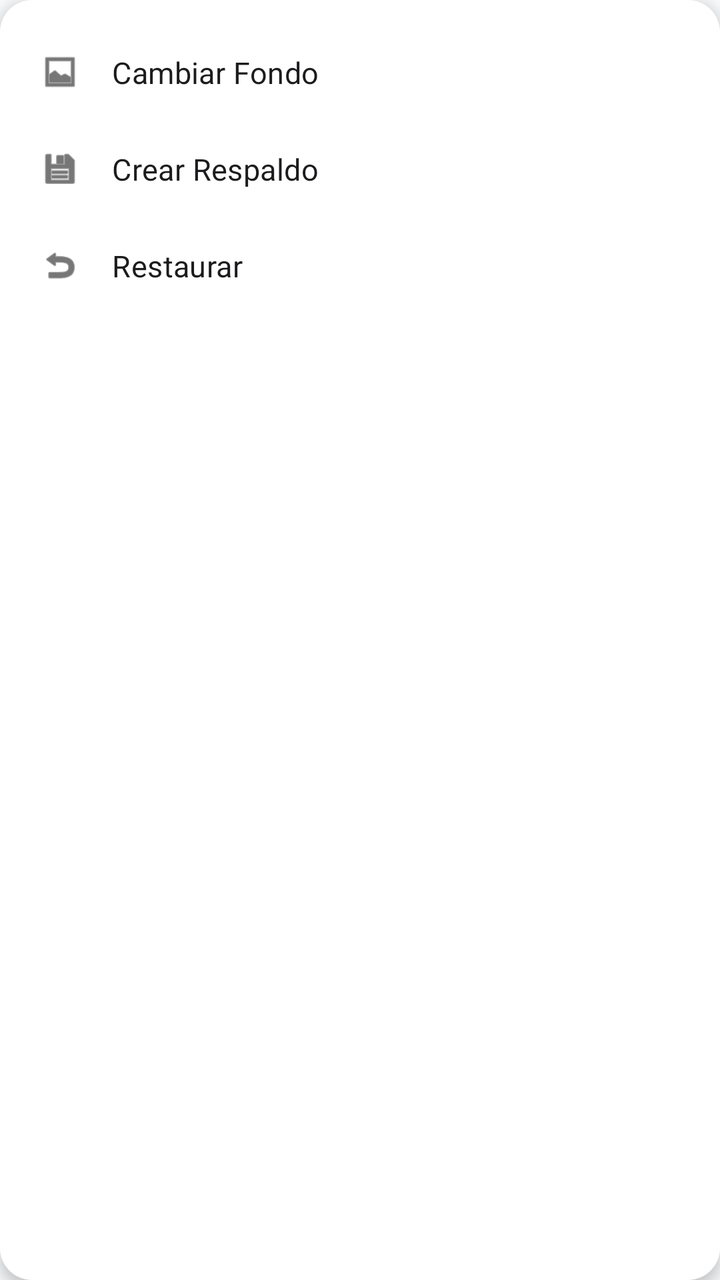
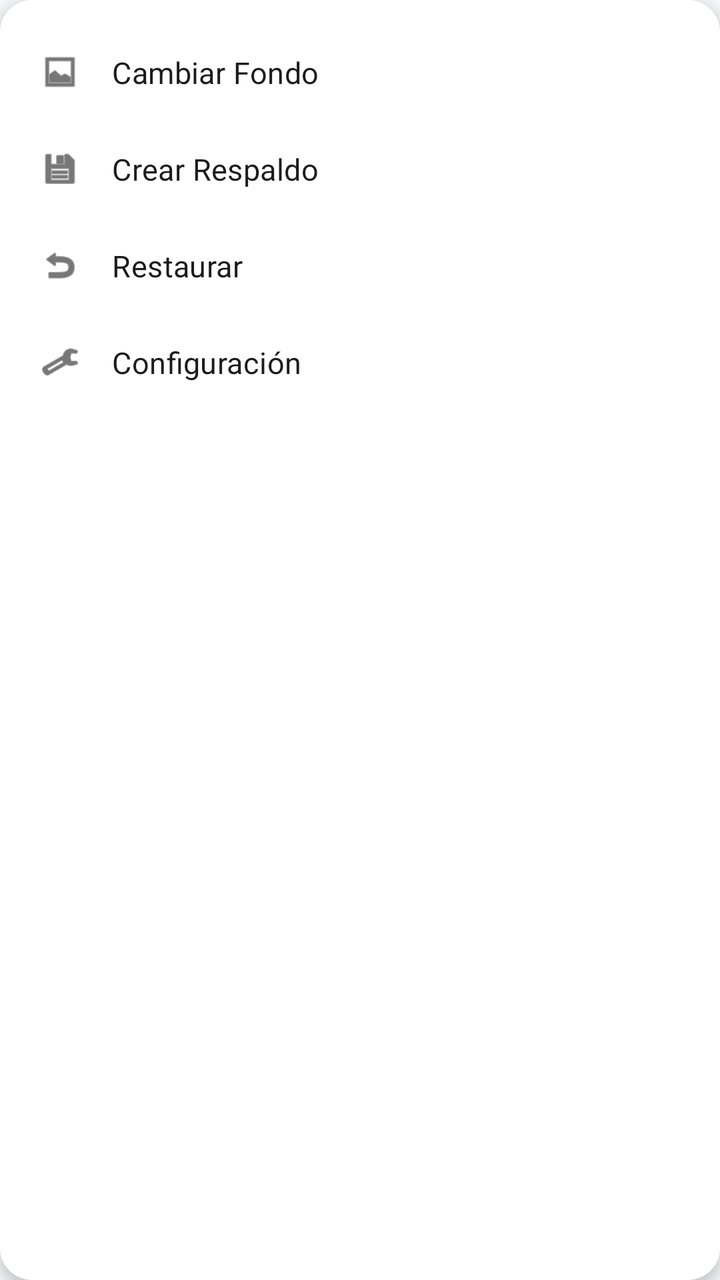

Two renders of the same Android screen: before a commit and after it. Below are the layout's source before the change and the commit's diff.
<!-- AndroidManifest.xml: application theme Theme.MyNotes -->
<!-- res/layout/popup_menu_modern.xml -->
<?xml version="1.0" encoding="utf-8"?>
<LinearLayout xmlns:android="http://schemas.android.com/apk/res/android"
    xmlns:app="http://schemas.android.com/apk/res-auto"
    android:layout_width="240dp"
    android:layout_height="wrap_content"
    android:orientation="vertical"
    android:background="@drawable/bg_popup_modern"
    android:elevation="4dp"
    android:paddingVertical="12dp">

    <LinearLayout
        android:id="@+id/menu_item_wallpaper"
        android:layout_width="match_parent"
        android:layout_height="wrap_content"
        android:gravity="center_vertical"
        android:background="?attr/selectableItemBackground"
        android:paddingHorizontal="20dp"
        android:paddingVertical="14dp"
        android:clickable="true"
        android:focusable="true">

        <ImageView
            android:layout_width="20dp"
            android:layout_height="20dp"
            android:src="@android:drawable/ic_menu_gallery"
            android:layout_marginEnd="16dp"
            android:contentDescription="Icono Fondo"
            app:tint="?attr/colorOnSurface"/> <TextView
        android:layout_width="wrap_content"
        android:layout_height="wrap_content"
        android:text="Cambiar Fondo"
        android:textSize="15sp"
        android:textColor="?attr/colorOnSurface"
        android:fontFamily="sans-serif"
        android:letterSpacing="0.01"/> </LinearLayout>

    <LinearLayout
        android:id="@+id/menu_item_backup"
        android:layout_width="match_parent"
        android:layout_height="wrap_content"
        android:gravity="center_vertical"
        android:background="?attr/selectableItemBackground"
        android:paddingHorizontal="20dp"
        android:paddingVertical="14dp"
        android:clickable="true"
        android:focusable="true">

        <ImageView
            android:layout_width="20dp"
            android:layout_height="20dp"
            android:src="@android:drawable/ic_menu_save"
            android:layout_marginEnd="16dp"
            app:tint="?attr/colorOnSurface"/>

        <TextView
            android:layout_width="wrap_content"
            android:layout_height="wrap_content"
            android:text="Crear Respaldo"
            android:textSize="15sp"
            android:textColor="?attr/colorOnSurface"
            android:fontFamily="sans-serif"
            android:letterSpacing="0.01"/>
    </LinearLayout>

    <LinearLayout
        android:id="@+id/menu_item_restore"
        android:layout_width="match_parent"
        android:layout_height="wrap_content"
        android:gravity="center_vertical"
        android:background="?attr/selectableItemBackground"
        android:paddingHorizontal="20dp"
        android:paddingVertical="14dp"
        android:clickable="true"
        android:focusable="true">

        <ImageView
            android:layout_width="20dp"
            android:layout_height="20dp"
            android:src="@android:drawable/ic_menu_revert"
            android:layout_marginEnd="16dp"
            app:tint="?attr/colorOnSurface"/>

        <TextView
            android:layout_width="wrap_content"
            android:layout_height="wrap_content"
            android:text="Restaurar"
            android:textSize="15sp"
            android:textColor="?attr/colorOnSurface"
            android:fontFamily="sans-serif"
            android:letterSpacing="0.01"/>
    </LinearLayout>

</LinearLayout>
<!-- resources referenced by this layout -->
<resources>
  <!-- drawable bg_popup_modern (drawable) -->
  <?xml version="1.0" encoding="utf-8"?>
  <shape xmlns:android="http://schemas.android.com/apk/res/android"
      android:shape="rectangle">
      <solid android:color="?attr/colorSurface" /> <corners android:radius="16dp" />
  </shape>
  <style name="Theme.MyNotes" parent="Base.Theme.MyNotes" />
  <style name="Base.Theme.MyNotes" parent="Theme.Material3.DayNight.NoActionBar">
          <item name="android:colorBackground">@color/light_background</item>
          <item name="colorSurface">@color/light_surface</item>
          <item name="colorOnSurface">@color/light_text_primary</item>
          <item name="colorOnSurfaceVariant">@color/light_text_secondary</item>
          <item name="colorOutline">@color/divider_light</item>
  
          <item name="colorPrimary">@color/light_accent</item>
          <item name="colorOnPrimary">@color/white</item>
          <item name="colorSecondary">@color/light_accent</item>
  
          <item name="android:statusBarColor">@android:color/transparent</item>
          <item name="android:windowLightStatusBar">true</item>
  
          <item name="shapeAppearanceSmallComponent">@style/ShapeAppearance.App.Small</item>
          <item name="shapeAppearanceMediumComponent">@style/ShapeAppearance.App.Medium</item>
      </style>
  <color name="light_background">#F8F9FA</color>
  <color name="light_surface">#FFFFFF</color>
  <color name="light_text_primary">#1C1C1E</color>
  <color name="light_text_secondary">#666666</color>
  <color name="divider_light">#E5E5EA</color>
  <color name="light_accent">#212121</color>
  <color name="white">#FFFFFF</color>
  <style name="ShapeAppearance.App.Small" parent="ShapeAppearance.Material3.SmallComponent">
          <item name="cornerFamily">rounded</item>
          <item name="cornerSize">12dp</item>
      </style>
  <style name="ShapeAppearance.App.Medium" parent="ShapeAppearance.Material3.MediumComponent">
          <item name="cornerFamily">rounded</item>
          <item name="cornerSize">20dp</item>
      </style>
</resources>

<!-- the commit's change to res/layout/popup_menu_modern.xml (unified diff, before → after) -->
@@ -90,4 +90,34 @@
             android:letterSpacing="0.01"/>
     </LinearLayout>
 
+    <LinearLayout
+        android:id="@+id/menu_item_settings"
+        android:layout_width="match_parent"
+        android:layout_height="wrap_content"
+        android:gravity="center_vertical"
+        android:background="?attr/selectableItemBackground"
+        android:paddingHorizontal="20dp"
+        android:paddingVertical="14dp"
+        android:clickable="true"
+        android:focusable="true">
+
+        <ImageView
+            android:layout_width="20dp"
+            android:layout_height="20dp"
+            android:src="@android:drawable/ic_menu_manage"
+            android:layout_marginEnd="16dp"
+            app:tint="?attr/colorOnSurface"/>
+
+        <TextView
+            android:layout_width="wrap_content"
+            android:layout_height="wrap_content"
+            android:text="Configuración"
+            android:textSize="15sp"
+            android:textColor="?attr/colorOnSurface"
+            android:fontFamily="sans-serif"
+            android:letterSpacing="0.01"/>
+
+
+    </LinearLayout>
+
 </LinearLayout>
